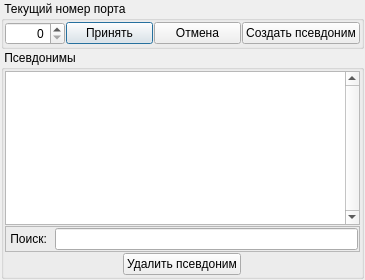
Old version of the form Dialogs/edit_port_dialog.ui in the repository Intueor/Z-Editor.
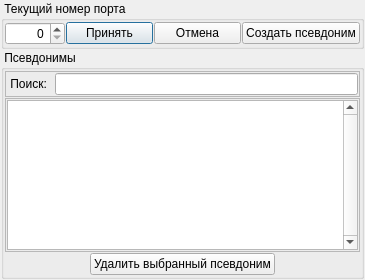
New version of the form. Icons and pictures are not drawn.

Commit message: Продолжение работы с логикой диалога порта.

Patch:
```diff
--- a/Dialogs/edit_port_dialog.ui
+++ b/Dialogs/edit_port_dialog.ui
@@ -148,38 +148,6 @@
       <property name="bottomMargin">
        <number>1</number>
       </property>
-      <item>
-       <widget class="QTableWidget" name="tableWidget_Pseudonyms">
-        <property name="verticalScrollBarPolicy">
-         <enum>Qt::ScrollBarAlwaysOn</enum>
-        </property>
-        <property name="tabKeyNavigation">
-         <bool>false</bool>
-        </property>
-        <property name="showDropIndicator" stdset="0">
-         <bool>false</bool>
-        </property>
-        <property name="selectionMode">
-         <enum>QAbstractItemView::SingleSelection</enum>
-        </property>
-        <property name="wordWrap">
-         <bool>false</bool>
-        </property>
-        <property name="cornerButtonEnabled">
-         <bool>false</bool>
-        </property>
-        <property name="columnCount">
-         <number>1</number>
-        </property>
-        <attribute name="horizontalHeaderVisible">
-         <bool>false</bool>
-        </attribute>
-        <attribute name="horizontalHeaderStretchLastSection">
-         <bool>true</bool>
-        </attribute>
-        <column/>
-       </widget>
-      </item>
       <item>
        <widget class="QFrame" name="frame_Search">
         <property name="frameShape">
@@ -221,16 +189,69 @@
         </layout>
        </widget>
       </item>
+      <item>
+       <widget class="QFrame" name="frame">
+        <property name="frameShape">
+         <enum>QFrame::StyledPanel</enum>
+        </property>
+        <property name="frameShadow">
+         <enum>QFrame::Raised</enum>
+        </property>
+        <layout class="QVBoxLayout" name="verticalLayout_2">
+         <property name="spacing">
+          <number>1</number>
+         </property>
+         <property name="leftMargin">
+          <number>1</number>
+         </property>
+         <property name="topMargin">
+          <number>1</number>
+         </property>
+         <property name="rightMargin">
+          <number>1</number>
+         </property>
+         <property name="bottomMargin">
+          <number>1</number>
+         </property>
+         <item>
+          <widget class="QTableWidget" name="tableWidget_Pseudonyms">
+           <property name="verticalScrollBarPolicy">
+            <enum>Qt::ScrollBarAlwaysOn</enum>
+           </property>
+           <property name="tabKeyNavigation">
+            <bool>false</bool>
+           </property>
+           <property name="showDropIndicator" stdset="0">
+            <bool>false</bool>
+           </property>
+           <property name="selectionMode">
+            <enum>QAbstractItemView::SingleSelection</enum>
+           </property>
+           <property name="wordWrap">
+            <bool>false</bool>
+           </property>
+           <property name="cornerButtonEnabled">
+            <bool>false</bool>
+           </property>
+           <property name="columnCount">
+            <number>1</number>
+           </property>
+           <attribute name="horizontalHeaderVisible">
+            <bool>false</bool>
+           </attribute>
+           <attribute name="horizontalHeaderStretchLastSection">
+            <bool>true</bool>
+           </attribute>
+           <column/>
+          </widget>
+         </item>
+        </layout>
+       </widget>
+      </item>
       <item alignment="Qt::AlignHCenter">
        <widget class="QPushButton" name="pushButton_Delete_Pseudonym">
-        <property name="maximumSize">
-         <size>
-          <width>134</width>
-          <height>16777215</height>
-         </size>
-        </property>
         <property name="text">
-         <string>Удалить псевдоним</string>
+         <string>Удалить выбранный псевдоним</string>
         </property>
         <property name="autoDefault">
          <bool>false</bool>
```
The commit also changes 2 other files.
